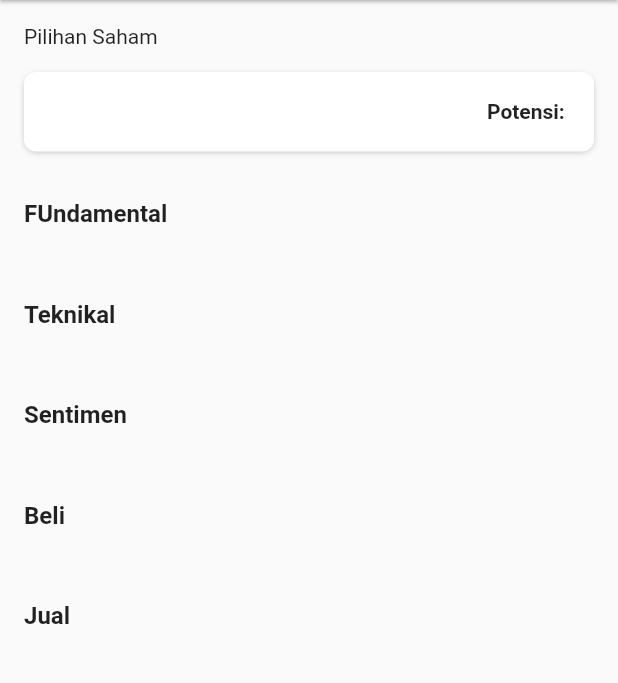
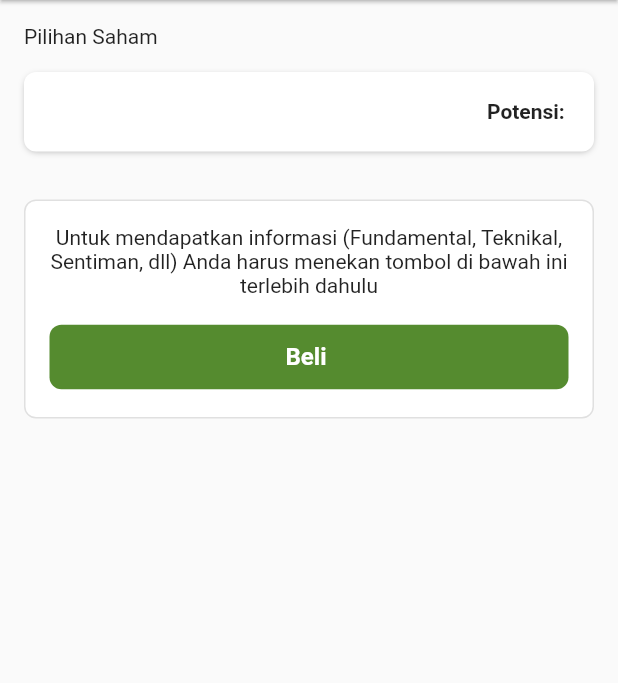
Before and after one commit to satriaadam/app_trikcuan, a Flutter app: the RecomendationDetailpage screen opened directly with empty values, on a phone screen of 412 x 824 dp, the part 84-767 px from its top. Run offline on Flutter 3.47's test engine with Material 2 defaults, Android fonts, the phone set to English and light mode, and no system bars; our stand-ins replace bloc, connectivity, curved_navigation_bar, dio, equatable, flutter_bloc and 5 more; missing offline and left inert: indonesia; accounts and stored records are empty; network calls fail; Roboto replaces fonts that are missing (Poppins).

Commit message:
beli recomendation data

```diff
--- a/lib/core/bloc/recomendation/recomendation_event.dart
+++ b/lib/core/bloc/recomendation/recomendation_event.dart
@@ -23,13 +23,32 @@ class LoadRecomendation extends RecomendationEvent {
   List<Object> get props => [type];
 }
 
-class BuyRecomendationToday extends RecomendationEvent {
-  final String type;
+class CheckRecomendationData extends RecomendationEvent {
+  final String dataId;
+  final String recomendation;
+  final String date;
 
-  const BuyRecomendationToday({
-    @required this.type
+  const CheckRecomendationData({
+    @required this.dataId,
+    @required this.recomendation,
+    @required this.date,
   });
 
   @override
-  List<Object> get props => [type];
+  List<Object> get props => [dataId, recomendation, date];
 }
+
+class BuyRecomendation extends RecomendationEvent {
+  final String recomendation;
+  final String type;
+  final String dataId;
+
+  const BuyRecomendation({
+    @required this.recomendation,
+    @required this.type,
+    this.dataId,
+  });
+
+  @override
+  List<Object> get props => [recomendation, type, dataId];
+}
--- a/lib/core/bloc/recomendation/recomendation_state.dart
+++ b/lib/core/bloc/recomendation/recomendation_state.dart
@@ -13,6 +13,8 @@ abstract class RecomendationState extends Equatable {
 class RecomendationUninitialized extends RecomendationState {}
 
 class RecomendationLoading extends RecomendationState {}
+
+class RecomendationDataAvailable extends RecomendationState {}
 
 class RecomendationPriceLoaded extends RecomendationState {
   final List<RecomendationPriceModel> data;
--- a/lib/core/model/recomendation_model.dart
+++ b/lib/core/model/recomendation_model.dart
@@ -6,6 +6,7 @@ String recomendationModelToMap(List<RecomendationModel> data) => json.encode(Lis
 
 class RecomendationModel {
     RecomendationModel({
+        this.id,
         this.kodeSaham,
         this.potensiKenaikan,
         this.fundamental,
@@ -13,8 +14,10 @@ class RecomendationModel {
         this.sentimen,
         this.beli,
         this.jual,
+        this.hargaBeli,
     });
 
+    int id;
     String kodeSaham;
     String potensiKenaikan;
     String fundamental;
@@ -22,8 +25,10 @@ class RecomendationModel {
     String sentimen;
     String beli;
     String jual;
+    int hargaBeli;
 
     factory RecomendationModel.fromMap(Map<String, dynamic> json) => RecomendationModel(
+        id: json["id"],
         kodeSaham: json["kode_saham"],
         potensiKenaikan: json["potensi_kenaikan"],
         fundamental: json["fundamental"],
@@ -31,9 +36,11 @@ class RecomendationModel {
         sentimen: json["sentimen"],
         beli: json["beli"],
         jual: json["jual"],
+        hargaBeli: json["harga_beli"],
     );
 
     Map<String, dynamic> toMap() => {
+        "id": id,
         "kode_saham": kodeSaham,
         "potensi_kenaikan": potensiKenaikan,
         "fundamental": fundamental,
@@ -41,5 +48,6 @@ class RecomendationModel {
         "sentimen": sentimen,
         "beli": beli,
         "jual": jual,
+        "harga_beli": hargaBeli,
     };
 }
--- a/lib/pages/recomendation_detail.dart
+++ b/lib/pages/recomendation_detail.dart
@@ -1,25 +1,70 @@
 import 'package:flutter/material.dart';
+import 'package:flutter_bloc/flutter_bloc.dart';
+import 'package:indonesia/indonesia.dart';
+import 'package:shimmer/shimmer.dart';
+import 'package:trikcuan_app/core/bloc/recomendation/recomendation_bloc.dart';
+import 'package:trikcuan_app/core/bloc/recomendation/recomendation_event.dart';
+import 'package:trikcuan_app/core/bloc/recomendation/recomendation_state.dart';
 import 'package:trikcuan_app/core/model/recomendation_model.dart';
 import 'package:trikcuan_app/utilities/app_consts.dart';
 import 'package:trikcuan_app/widget/box.dart';
+import 'package:trikcuan_app/widget/button.dart';
 import 'package:trikcuan_app/widget/text.dart';
 
 class RecomendationDetailpage extends StatefulWidget {
   const RecomendationDetailpage({
     Key key,
-    this.recomendation
+    this.recomendation,
+    this.type,
   }) : super(key: key);
 
   final RecomendationModel recomendation;
+  final String type;
 
   @override
   _RecomendationDetailpageState createState() => _RecomendationDetailpageState();
 }
 
 class _RecomendationDetailpageState extends State<RecomendationDetailpage> {
+
+  final bloc = RecomendationBloc();
+  bool isLoading = true;
+  bool isOwn = false;
+  bool isLoadingBuy = false;
+
+  @override
+  void initState() {
+    bloc.add(CheckRecomendationData(
+      dataId: widget.recomendation.id.toString(),
+      recomendation: widget.type,
+      date: "2020-09-05"
+    ));
+    super.initState();
+  }
+
   @override
   Widget build(BuildContext context) {
-    return Scaffold(
+    return BlocListener(
+      cubit: bloc,
+      listener: (context, state) {
+        if(state is RecomendationDataAvailable) {
+          setState(() {
+            isLoading = false;
+            isOwn = true;
+          });
+        } else if(state is RecomendationTodayLoaded) {
+          setState(() {
+            isLoading = false;
+            isOwn = true;
+          });
+        } else if(state is RecomendationFailure) {
+          setState(() {
+            isLoading = false;
+            isOwn = false;
+          });
+        }
+      },
+      child: Scaffold(
         appBar: AppBar(
           iconTheme: IconThemeData(
             color: Colors.blueGrey[600]
@@ -46,7 +91,13 @@ class _RecomendationDetailpageState extends State<RecomendationDetailpage> {
               ),
             ),
             SizedBox(height: 32),
-          SubtitleText("FUndamental"),
+            isLoading ? shimmerData(context) : Container(),
+            !isLoading && isOwn ? ListView(
+              shrinkWrap: true,
+              physics: ClampingScrollPhysics(),
+              children: [
+                SizedBox(height: 32),
+                SubtitleText("Fundamental"),
                 SizedBox(height: 8),
                 Text(widget.recomendation.fundamental),
                 SizedBox(height: 24),
@@ -65,8 +116,62 @@ class _RecomendationDetailpageState extends State<RecomendationDetailpage> {
                 SubtitleText("Jual"),
                 SizedBox(height: 8),
                 Text(widget.recomendation.jual),
+              ]
+            ) : Container(),
+            !isOwn && !isLoading ? Container(
+              child: Box(
+                padding: 16,
+                borderRadius: 8,
+                borderColor: Colors.grey[300],
+                child: ListView(
+                  shrinkWrap: true,
+                  physics: ClampingScrollPhysics(),
+                  children: [
+                    Text(
+                      "Untuk mendapatkan informasi (Fundamental, Teknikal, Sentiman, dll) Anda harus menekan tombol di bawah ini terlebih dahulu",
+                      textAlign: TextAlign.center
+                    ),
+                    SizedBox(height: 16),
+                    RaisedButtonPrimary(
+                      onPressed: isLoadingBuy ? null : () {
+                        setState(() {
+                          isLoadingBuy = true;
+                          bloc.add(BuyRecomendation(
+                            recomendation: widget.type,
+                            type: "recomendation-data",
+                            dataId: widget.recomendation.id.toString()
+                          ));
+                        });
+                      },
+                      text: "Beli ${rupiah(widget.recomendation.hargaBeli)}",
+                    )
                   ],
+                ),
+              ),
+            ) : Container()
+          ],
+        ),
       ),
     );
   }
+
+  Shimmer shimmerData(BuildContext context) {
+    return Shimmer.fromColors(
+      baseColor: Colors.grey[300],
+      highlightColor: Colors.grey[100],
+      child: Padding(
+        padding: EdgeInsets.all(16.0),
+        child: Column(
+          children: [
+            Box(
+              width: MediaQuery.of(context).size.width,
+              height: 8,
+              borderRadius: 8
+            ),
+          ],
+        ),
+      ),
+    );
   }
+
+}
```
Also changed, not shown: lib/core/api/recomendation_api.dart (+27 -4 lines), lib/core/bloc/recomendation/recomendation_bloc.dart (+21 -2 lines), lib/pages/investing.dart (+8 -2 lines), lib/pages/swing.dart (+8 -2 lines), lib/pages/trading.dart (+8 -2 lines). Lines whose indentation alone changed are shown as unchanged.
